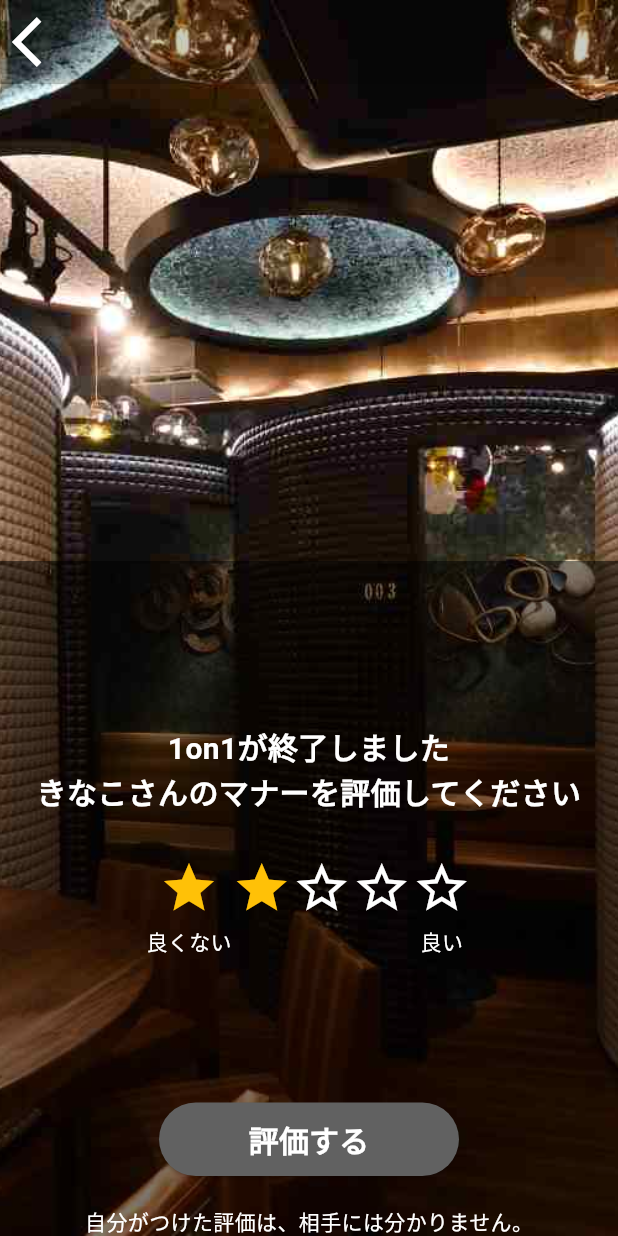
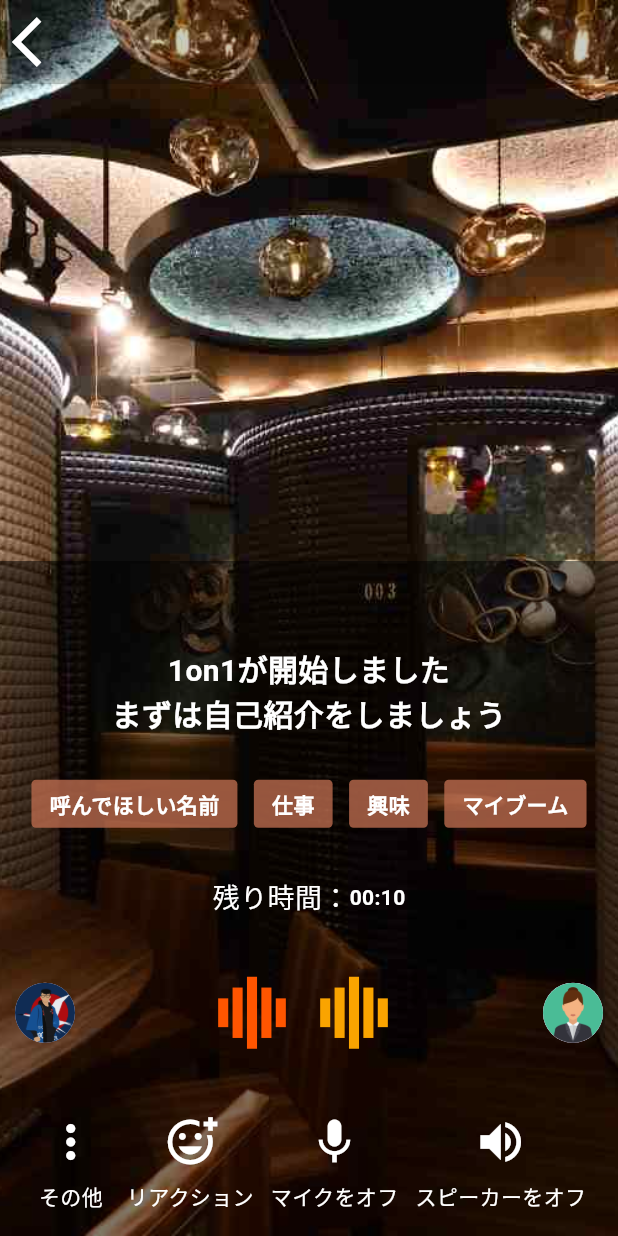
Before and after one commit to tatuan19/flutter-sample, a Flutter app: the screen it shows after launch, on a phone screen of 412 x 824 dp. Run offline on Flutter 3.47's test engine with Material 3 defaults, Android fonts, the phone set to English and light mode, and no system bars; drawn by our look-alikes of loading_indicator; our stand-ins replace auto_route, firebase_auth, firebase_core, permission_handler, youtube_player_flutter; missing offline and left inert: agora_rtc_engine; accounts and stored records are empty.

Commit message:
Change UI

```diff
--- a/lib/helpers/theme/sizes.dart
+++ b/lib/helpers/theme/sizes.dart
@@ -3,8 +3,10 @@ class FontSize {
   static const double small = 14.0;
   static const double medium = 18.0;
   static const double large = 20.0;
+  static const double huge = 36.0;
 }
 
-class ButtonSize {
+class ButtonHeight {
+  static const double medium = 50.0;
   static const double large = 70.0;
 }
--- a/lib/helpers/widgets/grey_button.dart
+++ b/lib/helpers/widgets/grey_button.dart
@@ -1,16 +1,17 @@
 import 'package:flutter/material.dart';
+import 'package:sample/helpers/theme/sizes.dart';
 
 class GreyButton extends StatelessWidget {
   const GreyButton({
     super.key,
     this.width = double.infinity,
-    this.height,
+    this.height = ButtonHeight.medium,
     required this.onPressed,
     required this.child,
   });
 
   final double width;
-  final double? height;
+  final double height;
   final Function onPressed;
   final Widget child;
 
@@ -25,11 +26,9 @@ class GreyButton extends StatelessWidget {
         },
         style: ElevatedButton.styleFrom(
           backgroundColor: Colors.grey[700],
+          padding: const EdgeInsets.symmetric(vertical: 10, horizontal: 20), //
         ),
-        child: Padding(
-          padding: const EdgeInsets.all(10.0),
-          child: child,
-        ),
+        child: child,
       ),
     );
   }
--- a/lib/views/main_view.dart
+++ b/lib/views/main_view.dart
@@ -87,7 +87,7 @@ class EnterRoomButton extends StatelessWidget {
     return Padding(
         padding: const EdgeInsets.symmetric(horizontal: 20.0),
         child: GreyButton(
-            height: ButtonSize.large,
+            height: ButtonHeight.large,
             onPressed: () {
               context.router.push(const WaitingRoute());
             },
--- /dev/null
+++ b/lib/views/routes/router_key.dart
@@ -0,0 +1 @@
+enum RouterKey { dateEnded }
--- a/lib/views/voice_channel/voice_channel_view.dart
+++ b/lib/views/voice_channel/voice_channel_view.dart
@@ -5,6 +5,7 @@ import 'package:permission_handler/permission_handler.dart';
 import 'package:sample/helpers/theme/sizes.dart';
 import 'package:sample/helpers/widgets/grey_button.dart';
 import 'package:sample/helpers/widgets/sound_wave.dart';
+import 'package:sample/views/routes/router_key.dart';
 import 'package:sample/views/voice_channel/widgets/bottom_action_bar.dart';
 import 'package:sample/views/voice_channel/widgets/countdown_timer_text.dart';
 import 'package:sample/views/voice_channel/widgets/guidance.dart';
@@ -19,7 +20,7 @@ class VoiceChannelView extends StatefulWidget {
 
 class _VoiceChannelViewState extends State<VoiceChannelView> {
   int uid = 0; // uid of the local user
-  GuidanceStep step = GuidanceStep.rating;
+  GuidanceStep step = GuidanceStep.duringConversation;
   Duration remainingTime = const Duration(seconds: 10);
   Duration remindThreshold = const Duration(seconds: 5);
 
@@ -69,7 +70,7 @@ class _VoiceChannelViewState extends State<VoiceChannelView> {
                   width: double.maxFinite,
                   color: Colors.black.withOpacity(0.5),
                   child: Padding(
-                      padding: const EdgeInsets.fromLTRB(10, 10, 10, 0),
+                      padding: const EdgeInsets.fromLTRB(10, 40, 10, 0),
                       child: _guidedance()),
                 )),
           ]),
@@ -131,28 +132,9 @@ class _VoiceChannelViewState extends State<VoiceChannelView> {
   }
 
   Widget _guidedance() {
-    Widget topChild;
     Widget centerChild;
+    Widget countdownTimer;
     Widget bottomChild;
-
-    if (step == GuidanceStep.duringConversation ||
-        step == GuidanceStep.reminder) {
-      topChild = CountdownTimerText(
-          duration: remainingTime,
-          remindThreshold: remindThreshold,
-          onRemindThresholdReached: () {
-            setState(() {
-              step = GuidanceStep.reminder;
-            });
-          },
-          onTimerEnd: () {
-            setState(() {
-              step = GuidanceStep.rating;
-            });
-          });
-    } else {
-      topChild = const SizedBox(height: 1);
-    }
 
     switch (step) {
       case GuidanceStep.waiting:
@@ -171,11 +153,34 @@ class _VoiceChannelViewState extends State<VoiceChannelView> {
         centerChild = const WaitingGuidance();
     }
 
+    if (step == GuidanceStep.duringConversation ||
+        step == GuidanceStep.reminder) {
+      countdownTimer = CountdownTimerText(
+          duration: remainingTime,
+          remindThreshold: remindThreshold,
+          onRemindThresholdReached: () {
+            setState(() {
+              step = GuidanceStep.reminder;
+            });
+          },
+          onTimerEnd: () {
+            setState(() {
+              step = GuidanceStep.rating;
+            });
+          });
+    } else {
+      countdownTimer = const SizedBox();
+    }
+
     if (step == GuidanceStep.rating) {
       bottomChild = Column(children: [
         GreyButton(
             width: 200,
-            onPressed: () {},
+            onPressed: () {
+              setState(() {
+                step = GuidanceStep.ending;
+              });
+            },
             child: const Text(
               '評価する',
               style: TextStyle(
@@ -188,7 +193,33 @@ class _VoiceChannelViewState extends State<VoiceChannelView> {
             style: TextStyle(fontSize: FontSize.small, color: Colors.white))
       ]);
     } else if (step == GuidanceStep.ending) {
-      bottomChild = const SizedBox(height: 1);
+      bottomChild = Row(children: [
+        Expanded(
+            flex: 3,
+            child: GreyButton(
+                onPressed: () {
+                  context.router.pop(RouterKey.dateEnded);
+                },
+                child: const Text('終了する',
+                    style: TextStyle(
+                        fontSize: FontSize.large,
+                        fontWeight: FontWeight.bold,
+                        color: Colors.white)))),
+        const SizedBox(width: 10.0),
+        Expanded(
+            flex: 6,
+            child: GreyButton(
+                onPressed: () {
+                  context.router.pop();
+                },
+                child: const Text(
+                  '1on1を続ける',
+                  style: TextStyle(
+                      fontSize: FontSize.large,
+                      fontWeight: FontWeight.bold,
+                      color: Colors.white),
+                )))
+      ]);
     } else {
       bottomChild = const Column(children: [
         UserSoundWave(),
@@ -198,10 +229,10 @@ class _VoiceChannelViewState extends State<VoiceChannelView> {
     }
 
     return Column(
-      mainAxisAlignment: MainAxisAlignment.spaceBetween,
+      mainAxisAlignment: MainAxisAlignment.spaceAround,
       children: [
-        topChild,
         centerChild,
+        countdownTimer,
         SafeArea(top: false, child: bottomChild)
       ],
     );
--- a/lib/views/voice_channel/widgets/countdown_timer_text.dart
+++ b/lib/views/voice_channel/widgets/countdown_timer_text.dart
@@ -69,7 +69,7 @@ class _CountdownTimerTextState extends State<CountdownTimerText> {
     final seconds =
         _remainingTime.inSeconds.remainder(60).toString().padLeft(2, '0');
 
-    return Row(mainAxisAlignment: MainAxisAlignment.end, children: [
+    return Row(mainAxisSize: MainAxisSize.min, children: [
       const Text(
         '残り時間：',
         style: TextStyle(color: Colors.white),
```
Also changed, not shown: lib/views/voice_channel/widgets/guidance.dart (+24 -3 lines), lib/views/waiting_view.dart (+33 -13 lines).
